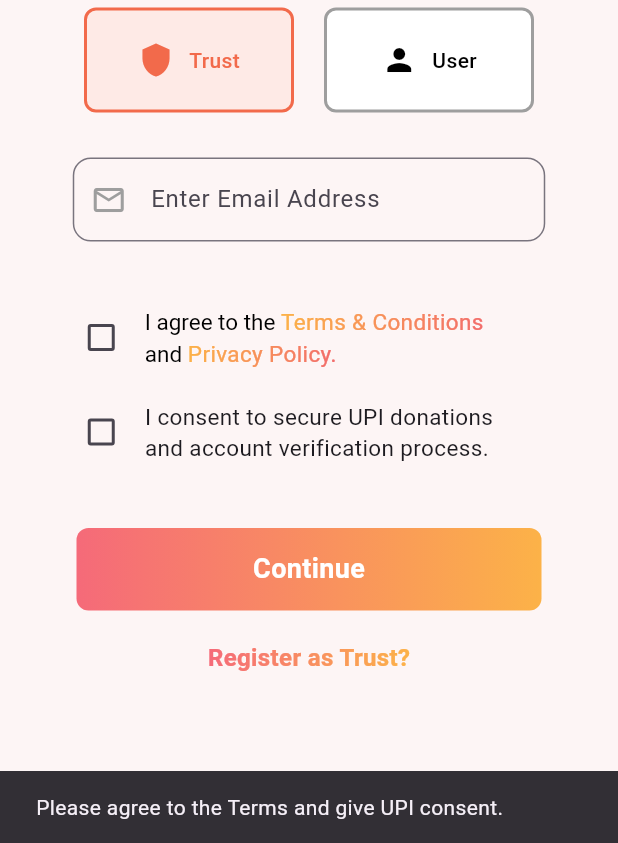
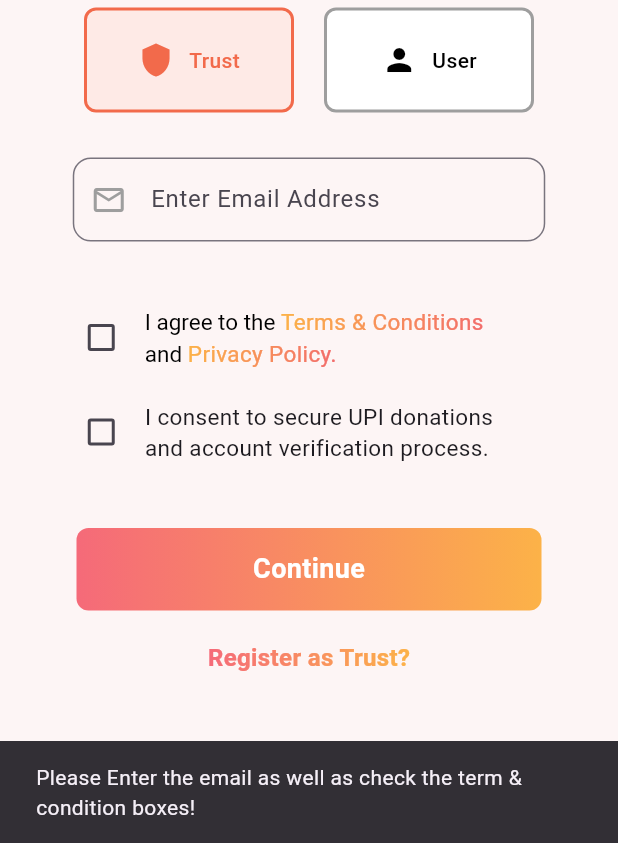
Before and after one commit to Ishan2506/Kindify, a Flutter app: the screen it shows after launch, after a tap on "Continue", on a phone screen of 412 x 824 dp, the part 393-1236 px from its top. Run offline on Flutter 3.47's test engine with Material 3 defaults, Android fonts, the phone set to English and light mode, and no system bars; our stand-ins replace dotted_border, flutter_otp_text_field, image_picker.

Commit message:
Added Login and OTP API with proper validation

```diff
--- a/lib/views/login/login_screen.dart
+++ b/lib/views/login/login_screen.dart
@@ -279,7 +279,12 @@ class _LoginScreenState extends State<LoginScreen> {
                   GestureDetector(
                     onTap: () {
                       String email = _controller.emailController.text.trim();
-                      if (!_policy || !_upiConsent) {
+                      if((!_policy || !_upiConsent) && email.isEmpty){
+                        ScaffoldMessenger.of(context).showSnackBar(
+                          const SnackBar(content: Text("Please Enter the email as well as check the term & condition boxes!")),
+                        );
+                      }
+                      else if (!_policy || !_upiConsent) {
                         ScaffoldMessenger.of(context).showSnackBar(
                           const SnackBar(
                             content: Text(
@@ -289,12 +294,13 @@ class _LoginScreenState extends State<LoginScreen> {
                         );
                         return;
                       }
-                      if (email.isEmpty) {
+                      else if (email.isEmpty) {
                         ScaffoldMessenger.of(context).showSnackBar(
-                          const SnackBar(content: Text("Please fill field!!")),
+                          const SnackBar(content: Text("Please Enter the email!")),
                         );
                         return;
                       }
+                      else{
                         if (_emailRegex.hasMatch(email)) {
                           _sendOtp();
 
@@ -305,6 +311,8 @@ class _LoginScreenState extends State<LoginScreen> {
                             ),
                           );
                         }
+                      }
+
                     },
                     child: loginBtn(),
                   ),
```
Also changed, not shown: lib/controller/login/login_controller.dart (+11 -21 lines), lib/views/login/otp_screen.dart (+53 -10 lines). Lines whose indentation alone changed are shown as unchanged.
